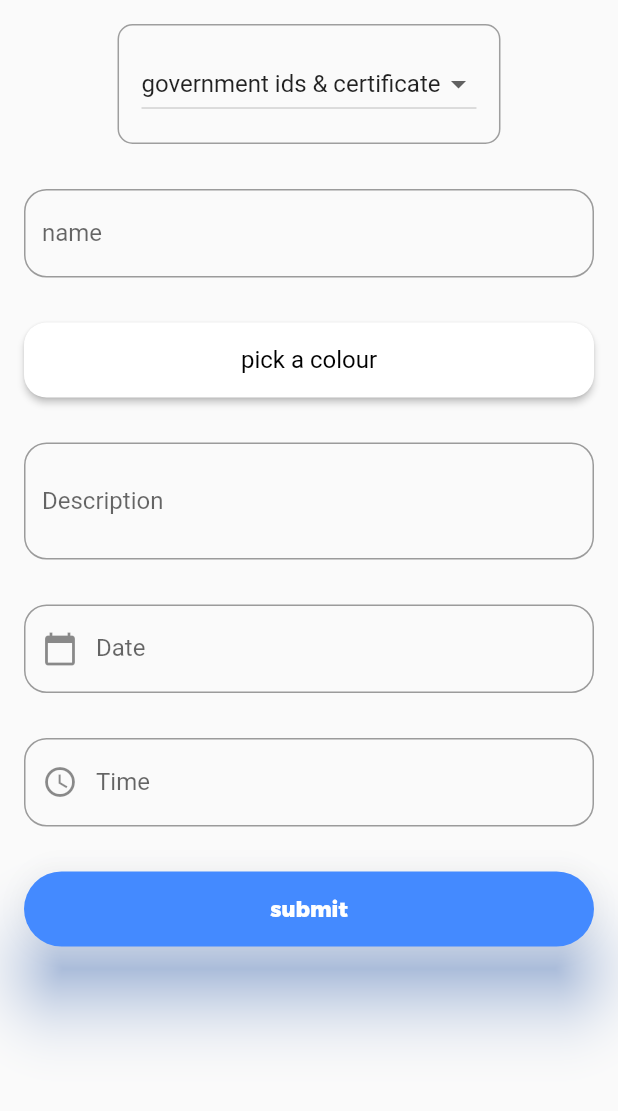
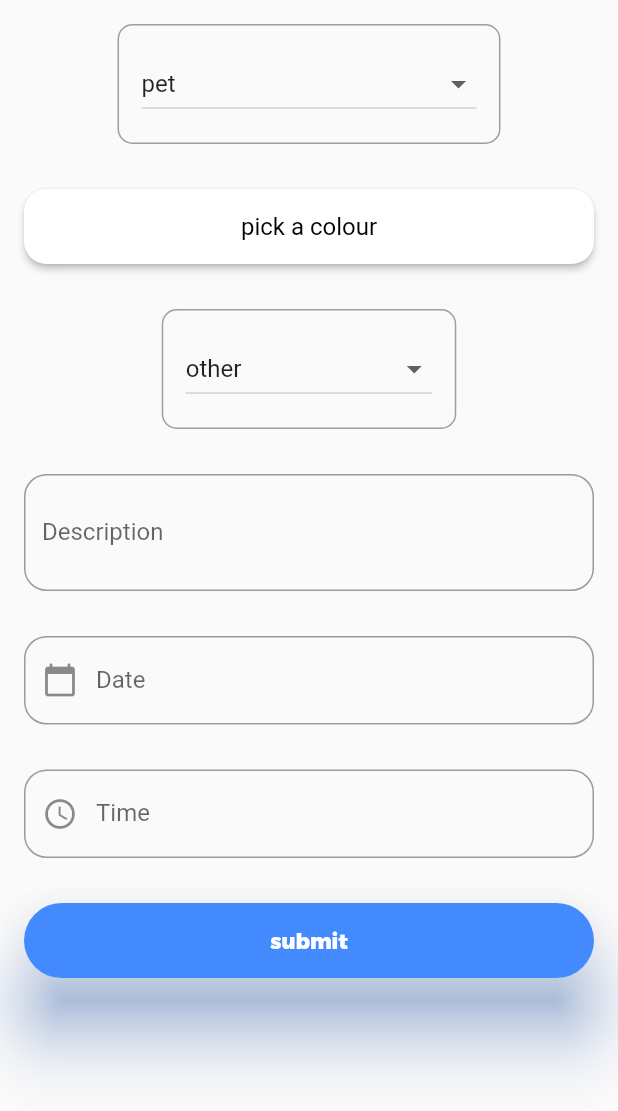
Before and after one commit to Mini-Project-sem2/LostAndFound, a Flutter app: the MyStatefulWidget screen opened directly, on a phone screen of 412 x 824 dp. Shown: the top 1111 px of the screen. Run offline on Flutter 3.47's test engine with Material 2 defaults, Android fonts, the phone set to English and light mode, and no system bars; our stand-ins replace date_format, firebase_auth, firebase_core, flutter_colorpicker, flutter_local_notifications, flutter_tabler_icons and 4 more; missing offline and left inert: mongo_dart; accounts and stored records are empty; network calls fail.

Commit message:
found form changed

```diff
--- a/lib/database/db_funtions.dart
+++ b/lib/database/db_funtions.dart
@@ -6,29 +6,45 @@ import 'package:lost_and_found/utils/location_access.dart';
 import 'package:mongo_dart/mongo_dart.dart';
 import 'db_connection.dart';
 
-addReport(
-  User? user,
-  String categoryValue,
-  String brandValue,
-  Color colorValue,
-  String descriptionValue,
-  String dateValue,
-  String timeValue,
-  String collection,
-) async {
+addReport({
+  required User? user,
+  required String category,
+  required String subcategory,
+  required Color color,
+  required String description,
+  required String date,
+  required String time,
+  String? endTime,
+  required String collection,
+}) async {
   DBConnection dbc = DBConnection.getInstance();
   Db db = await dbc.getConnection();
   DbCollection coll = db.collection(collection);
-  DateTime dateTime = DateTime.parse("$dateValue $timeValue");
+  DateTime timestamp = DateTime.parse("$date $time");
+  DateTime endTimestamp = DateTime.parse("$date $endTime");
 
-  coll.insert({
-    "user": user?.uid,
-    "category": categoryValue.toLowerCase(),
-    "sub_category": brandValue.toLowerCase(),
-    "color": colorValue.value.toString(),
-    "description": descriptionValue,
-    "dateAndTime": dateTime.millisecondsSinceEpoch
-  });
+  if (collection == "found") {
+    coll.insert({
+      "user": user?.uid,
+      "category": category.toLowerCase(),
+      "sub_category": subcategory.toLowerCase(),
+      "color": color.value.toString(),
+      "description": description,
+      "timestamp": timestamp.millisecondsSinceEpoch,
+      "status": "pending",
+    });
+  } else {
+    coll.insert({
+      "user": user?.uid,
+      "category": category.toLowerCase(),
+      "sub_category": subcategory.toLowerCase(),
+      "color": color.value.toString(),
+      "description": description,
+      "start_timestamp": timestamp.millisecondsSinceEpoch,
+      "end_timestamp": endTimestamp.millisecondsSinceEpoch,
+      "status": "pending",
+    });
+  }
 
   dbc.closeConnection();
 }
@@ -37,7 +53,6 @@ void createarr(User? user) async {
   DBConnection dbc = DBConnection.getInstance();
   Db db = await dbc.getConnection();
   DbCollection coll = db.collection('user_locations');
-  await coll.createIndex(keys: {'location': '2dsphere'});
 
   Timer.periodic(const Duration(minutes: 5), (timer) async {
     Position position = await LocationAccess.determinePosition();
--- a/lib/home/found_form.dart
+++ b/lib/home/found_form.dart
@@ -1,9 +1,10 @@
 import 'package:flutter/material.dart';
-import 'package:fluttertoast/fluttertoast.dart';
 import 'package:firebase_auth/firebase_auth.dart';
 import 'package:lost_and_found/database/db_funtions.dart';
+import 'package:lost_and_found/global_constant.dart';
 import 'package:lost_and_found/home/home_page.dart';
 import 'package:flutter_colorpicker/flutter_colorpicker.dart';
+import 'package:lost_and_found/utils/formhelper.dart';
 
 User? _userid;
 
@@ -39,17 +40,15 @@ class MyStatefulWidget extends StatefulWidget {
 
 /// This is the private State class that goes with MyStatefulWidget.
 class _MyStatefulWidgetState extends State<MyStatefulWidget> {
-  String _dropdownValue = "government ids & certificate";
+  String _categoryValue = "pet";
+  String _subCategoryValue = "other";
   List<String> _itemset = [
     "Electronic items",
     "government ids & certificate",
-    "Expensive items",
-    "Bag",
-    "Book",
+    "Daily Accessories",
     "pet"
   ];
 
-  TextEditingController _brandController = TextEditingController();
   TextEditingController _descriptionController = TextEditingController();
   TextEditingController _dateController = TextEditingController();
   TextEditingController _timeController = TextEditingController();
@@ -73,12 +72,12 @@ class _MyStatefulWidgetState extends State<MyStatefulWidget> {
                         borderRadius: BorderRadius.circular(10),
                         border: Border.all(color: Colors.grey)),
                     child: DropdownButton<String>(
-                      value: _dropdownValue,
+                      value: _categoryValue,
                       icon: const Icon(Icons.arrow_drop_down),
                       iconSize: 24,
                       onChanged: (String? newValue) {
                         setState(() {
-                          _dropdownValue = newValue!;
+                          _categoryValue = newValue!;
                         });
                       },
                       items: _itemset
@@ -88,19 +87,6 @@ class _MyStatefulWidgetState extends State<MyStatefulWidget> {
                           child: Text(value),
                         );
                       }).toList(),
-                    ),
-                  ),
-                ),
-
-                Padding(
-                  padding: EdgeInsets.all(15),
-                  child: TextField(
-                    controller: _brandController,
-                    decoration: InputDecoration(
-                      border: OutlineInputBorder(
-                          borderRadius: BorderRadius.circular(15)),
-                      labelText: 'name',
-                      hintText: 'Enter name',
                     ),
                   ),
                 ),
@@ -151,6 +137,35 @@ class _MyStatefulWidgetState extends State<MyStatefulWidget> {
                             );
                           });
                     },
+                  ),
+                ),
+
+                Padding(
+                  padding: const EdgeInsets.all(15),
+                  // dropdown
+                  child: Container(
+                    padding: EdgeInsets.all(15),
+                    decoration: BoxDecoration(
+                        borderRadius: BorderRadius.circular(10),
+                        border: Border.all(color: Colors.grey)),
+                    child: DropdownButton<String>(
+                      hint: Text('Select sub-category'),
+                      value: _subCategoryValue,
+                      icon: const Icon(Icons.arrow_drop_down),
+                      iconSize: 24,
+                      onChanged: (String? newValue) {
+                        setState(() {
+                          _subCategoryValue = newValue!;
+                        });
+                      },
+                      items: getsubcategory(_categoryValue)
+                          .map<DropdownMenuItem<String>>((String value) {
+                        return DropdownMenuItem<String>(
+                          value: value,
+                          child: Text(value),
+                        );
+                      }).toList(),
+                    ),
                   ),
                 ),
 
@@ -263,23 +278,22 @@ class _MyStatefulWidgetState extends State<MyStatefulWidget> {
                             borderRadius: BorderRadius.circular(30)),
                       ),
                       onPressed: () {
-                        addReport(
-                            _userid,
-                            _dropdownValue,
-                            _brandController.text,
-                            mycolor,
-                            _descriptionController.text,
-                            _dateController.text,
-                            _timeController.text,
-                            "found");
-                        Fluttertoast.showToast(
-                            msg: "found form is submitted",
-                            toastLength: Toast.LENGTH_SHORT,
-                            gravity: ToastGravity.CENTER,
-                            timeInSecForIosWeb: 1,
-                            backgroundColor: Colors.lightBlueAccent,
-                            textColor: Colors.white,
-                            fontSize: 16.0);
+                        try {
+                          addReport(
+                              user: _userid,
+                              category: _categoryValue,
+                              subcategory: _subCategoryValue,
+                              color: mycolor,
+                              description: _descriptionController.text,
+                              date: _dateController.text,
+                              time: _timeController.text,
+                              collection: "found");
+                          toast("found form submitted");
+                        } catch (e) {
+                          toast(
+                              "found form not submitted due to ${e.toString()}"
+                                  .toString());
+                        }
                         Navigator.of(context).push(MaterialPageRoute(
                             builder: (context) => HomePage(_userid)));
                       },
--- a/lib/main.dart
+++ b/lib/main.dart
@@ -1,12 +1,12 @@
 import 'package:firebase_core/firebase_core.dart';
 import 'package:flutter/material.dart';
 import 'package:lost_and_found/services/authservice.dart';
-import 'package:lost_and_found/services/notification.dart';
+// import 'package:lost_and_found/services/notification.dart';
 
 void main() async {
   WidgetsFlutterBinding.ensureInitialized();
   await Firebase.initializeApp();
-  await MyNotification.init();
+  // await MyNotification.init();
   runApp(MyApp());
 }
 
--- /dev/null
+++ b/lib/utils/formhelper.dart
@@ -0,0 +1,37 @@
+List<String> getsubcategory(String categoryValue) {
+  List<String> electronicItems = [
+    'Laptop',
+    'mobile',
+    'charger',
+    'earphones',
+    'watch',
+    'tablets',
+    'other'
+  ];
+  List<String> dailyAccessories = [
+    'wearables',
+    'umbrella',
+    'wallet',
+    'keys',
+    'other'
+  ];
+  List<String> govIds = [
+    'Driving License',
+    'Passport',
+    'Voter ID',
+    'adhaar',
+    'academic',
+    'pan card',
+    'other'
+  ];
+
+  if (categoryValue == 'Electronic items') {
+    return electronicItems;
+  } else if (categoryValue == 'Daily Accessories') {
+    return dailyAccessories;
+  } else if (categoryValue == 'government ids & certificate') {
+    return govIds;
+  } else {
+    return ['cat', 'dog', 'other'].toList();
+  }
+}
```
Also changed, not shown: analysis_options.yaml (deleted, +0 -29 lines), lib/database/user_funtion.dart (+18 -16 lines), lib/global_constant.dart (+8 -9 lines), lib/home/lost_form.dart (+44 -82 lines), pubspec.lock (deleted), 1 other file.
